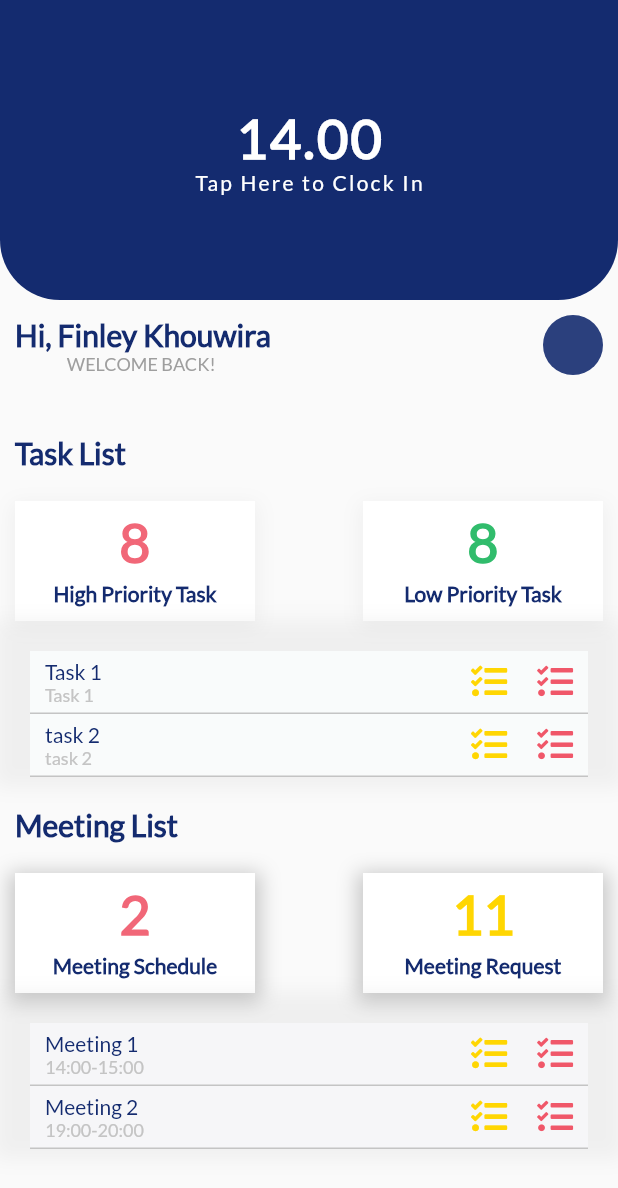
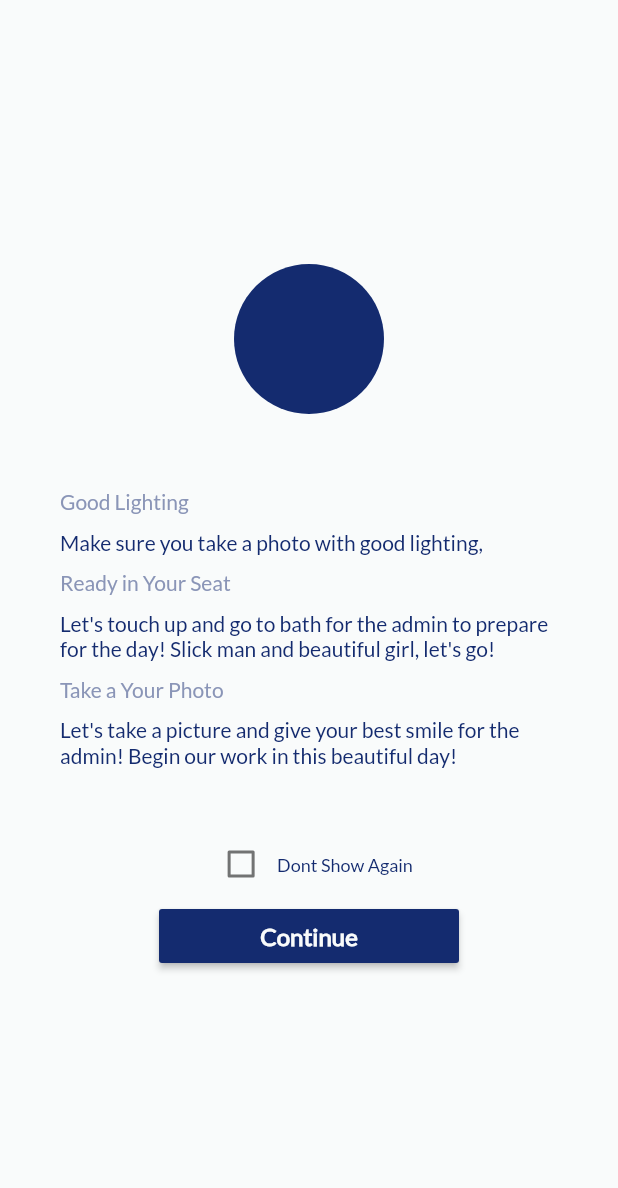
Before and after one commit to DanielAgustian/zukses_flutter, a Flutter app: the HomeScreen screen opened directly, after a tap on "14.00", on a phone screen of 412 x 824 dp. Shown: the top 1188 px of the screen. Run offline on Flutter 3.47's test engine with Material 2 defaults, Android fonts, the phone set to English and light mode, and no system bars; our stand-ins replace font_awesome_flutter, google_fonts.

Commit message:
Instruction Page done

```diff
--- /dev/null
+++ b/lib/punch-system/camera-instruction.dart
@@ -0,0 +1,120 @@
+import 'package:flutter/material.dart';
+import 'package:zukses_app_1/constant/constant.dart';
+import 'package:zukses_app_1/widget/button/button-long.dart';
+
+class CameraInstruction extends StatefulWidget {
+  CameraInstruction({Key key, this.title}) : super(key: key);
+
+  final String title;
+
+  @override
+  _CameraInstructionScreen createState() => _CameraInstructionScreen();
+}
+
+class _CameraInstructionScreen extends State<CameraInstruction> {
+  bool dontShowAgain = false;
+  @override
+  Widget build(BuildContext context) {
+    return Scaffold(
+      backgroundColor: colorBackground,
+      body: Column(
+        mainAxisAlignment: MainAxisAlignment.center,
+        crossAxisAlignment: CrossAxisAlignment.center,
+        children: [
+          Container(
+            width: 100,
+            height: 100,
+            decoration:
+                BoxDecoration(color: colorPrimary, shape: BoxShape.circle),
+          ),
+          //Image(image: AssetImage('assets/images/camera-placeholder.png')),
+          SizedBox(
+            height: 20,
+          ),
+          Align(
+              alignment: Alignment.topLeft,
+              child: Padding(
+                padding: EdgeInsets.fromLTRB(40, 30, 40, 0),
+                child: Text("Good Lighting",
+                    style: TextStyle(color: colorPrimary50, fontSize: 14)),
+              )),
+          Align(
+              alignment: Alignment.topLeft,
+              child: Padding(
+                padding: EdgeInsets.fromLTRB(40, 10, 40, 0),
+                child: Text("Make sure you take a photo with good lighting,",
+                    style: TextStyle(color: colorPrimary, fontSize: 14)),
+              )),
+          Align(
+              alignment: Alignment.topLeft,
+              child: Padding(
+                padding: EdgeInsets.fromLTRB(40, 10, 40, 0),
+                child: Text("Ready in Your Seat",
+                    style: TextStyle(color: colorPrimary50, fontSize: 14)),
+              )),
+          Align(
+              alignment: Alignment.topLeft,
+              child: Padding(
+                padding: EdgeInsets.fromLTRB(40, 10, 40, 0),
+                child: Text(
+                    "Let's touch up and go to bath for the admin to prepare for the day! Slick man and beautiful girl, let's go!",
+                    style: TextStyle(color: colorPrimary, fontSize: 14)),
+              )),
+          Align(
+              alignment: Alignment.topLeft,
+              child: Padding(
+                padding: EdgeInsets.fromLTRB(40, 10, 40, 0),
+                child: Text("Take a Your Photo",
+                    style: TextStyle(color: colorPrimary50, fontSize: 14)),
+              )),
+          Align(
+              alignment: Alignment.topLeft,
+              child: Padding(
+                padding: EdgeInsets.fromLTRB(40, 10, 40, 0),
+                child: Text(
+                    "Let's take a picture and give your best smile for the admin! Begin our work in this beautiful day!",
+                    style: TextStyle(color: colorPrimary, fontSize: 14)),
+              )),
+          SizedBox(
+            height: 40,
+          ),
+          Row(
+            mainAxisAlignment: MainAxisAlignment.center,
+            children: [
+              Checkbox(
+                  value: dontShowAgain, onChanged: _onDontShowAgainChanged),
+              Text("Dont Show Again",
+                  style: TextStyle(fontSize: 12, color: colorPrimary)),
+            ],
+          ),
+
+          ButtonTheme(
+            minWidth: 200.0,
+            child: RaisedButton(
+              color: colorPrimary,
+              child: Text("Continue",
+                  style: TextStyle(
+                      fontSize: 16,
+                      color: colorBackground,
+                      fontWeight: FontWeight.bold)),
+              onPressed: (continueButton),
+            ),
+          )
+        ],
+      ),
+    );
+  }
+
+  void _onDontShowAgainChanged(bool newValue) => setState(() {
+        dontShowAgain = newValue;
+
+        if (dontShowAgain) {
+          print("I wont show again. Sorry to bother you.");
+        } else {
+          // TODO: Forget the user
+          print("We will meet again");
+        }
+      });
+
+  void continueButton() {}
+}
--- a/lib/tab/screen_home.dart
+++ b/lib/tab/screen_home.dart
@@ -2,7 +2,7 @@ import 'package:flutter/material.dart';
 import 'package:zukses_app_1/component/listViewBox.dart';
 import 'package:zukses_app_1/component/listviewboxmeeting.dart';
 import 'package:zukses_app_1/constant/constant.dart';
-import 'package:zukses_app_1/util/util.dart';
+import 'package:zukses_app_1/punch-system/camera-instruction.dart';
 import 'package:google_fonts/google_fonts.dart';
 
 class HomeScreen extends StatefulWidget {
@@ -29,7 +29,11 @@ class _HomeScreenState extends State<HomeScreen> {
         new GestureDetector(
           onTap: () {
             print("Container clicked");
-            tapHour();
+            Navigator.push(
+              context,
+              MaterialPageRoute(builder: (context) => CameraInstruction()),
+            );
+            //tapHour();
           },
           child: new Container(
               width: double.infinity,
--- a/pubspec.yaml
+++ b/pubspec.yaml
@@ -51,6 +51,7 @@ flutter:
     - assets/images/
     - icon/google_icon.png
     - icon/facebook_icon.png
+
   # An image asset can refer to one or more resolution-specific "variants", see
   # https://flutter.dev/assets-and-images/#resolution-aware.
   # For details regarding adding assets from package dependencies, see
```
